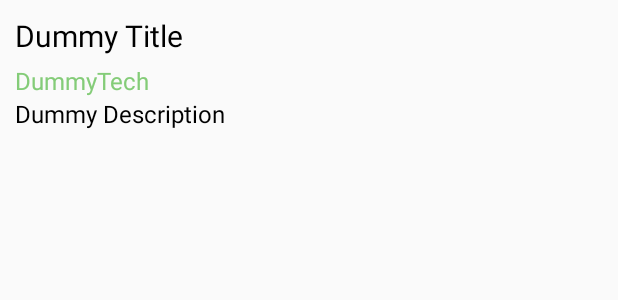
After one commit to helizabethwhite/hackillinoismobile, an Android app: the layout my_idea.xml on its own in the app's theme, with its tools: preview values and no code run, on a phone screen of 412 x 824 dp. The commit adds this screen. Shown: the top 300 px of the screen. Run offline under Robolectric (Android 15) with nearby library versions, the phone set to English and light mode, and no system bars.

Commit message:
adding layouts and profile compatibility

```diff
--- /dev/null
+++ b/app/src/main/res/layout/my_idea.xml
@@ -0,0 +1,50 @@
+<?xml version="1.0" encoding="utf-8"?>
+<RelativeLayout xmlns:android="http://schemas.android.com/apk/res/android"
+    android:orientation="vertical" android:layout_width="fill_parent"
+    android:layout_height="match_parent">
+
+    <LinearLayout
+        android:orientation="vertical"
+        android:layout_width="match_parent"
+        android:layout_height="wrap_content"
+        android:layout_alignParentTop="true"
+        android:layout_alignParentLeft="true"
+        android:layout_alignParentStart="true"
+        android:gravity="center_vertical"
+        android:id="@+id/linearLayout"
+        android:padding="10dp">
+
+        <TextView
+            android:layout_width="wrap_content"
+            android:layout_height="wrap_content"
+            android:textAppearance="?android:attr/textAppearanceMedium"
+            android:text="Dummy Title"
+            android:id="@+id/textMyIdeaTitle"
+            android:paddingBottom="5dp"
+            android:textColor="#000000"
+            android:textSize="20sp" />
+
+        <TextView
+            android:layout_width="wrap_content"
+            android:layout_height="wrap_content"
+            android:textAppearance="?android:attr/textAppearanceSmall"
+            android:text="DummyTech"
+            android:id="@+id/textMyIdeaTech"
+            android:layout_below="@+id/linearLayout"
+            android:layout_alignParentLeft="true"
+            android:layout_alignParentStart="true"
+            android:textColor="#84cc78"
+            android:textSize="16sp" />
+
+        <TextView
+            android:layout_width="wrap_content"
+            android:layout_height="wrap_content"
+            android:textAppearance="?android:attr/textAppearanceSmall"
+            android:text="Dummy Description"
+            android:id="@+id/textMyTopic"
+            android:textColor="#000000"
+            android:textSize="16sp" />
+
+    </LinearLayout>
+
+</RelativeLayout>
```
Also changed, not shown: app/src/main/java/hackillinois/whitehan/edu/msu/devme/ProfileActivity.java (+12 -3 lines), app/src/main/res/layout/applicant.xml (added, +29 -0 lines), app/src/main/res/layout/applicants.xml (added, +14 -0 lines).
